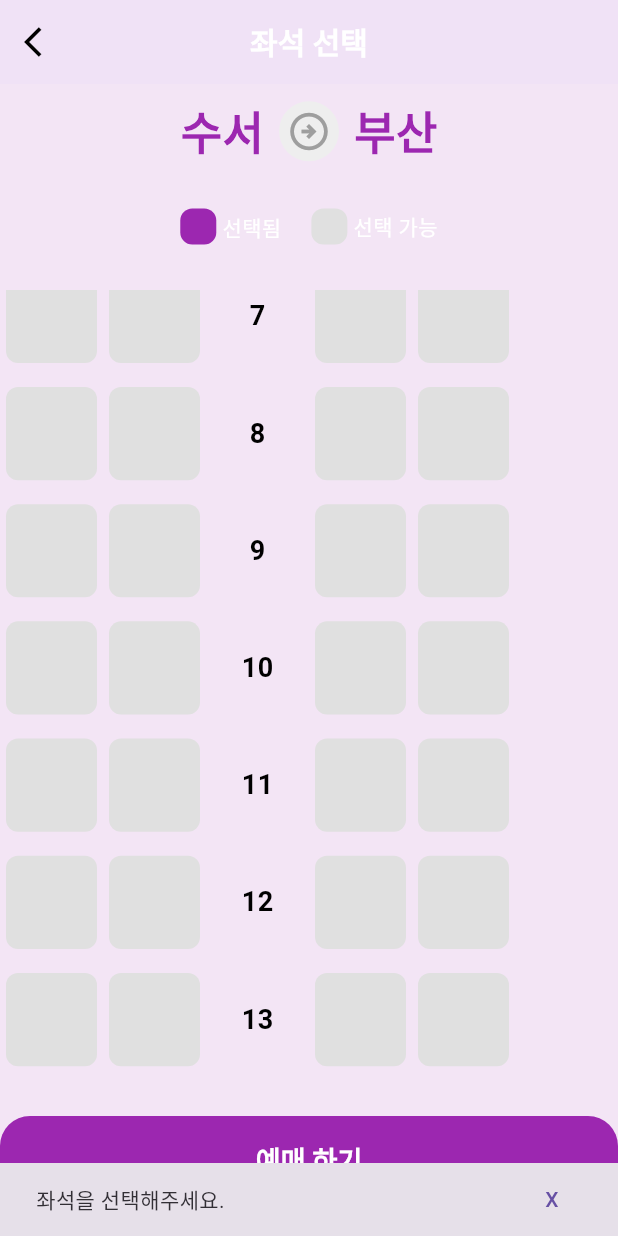
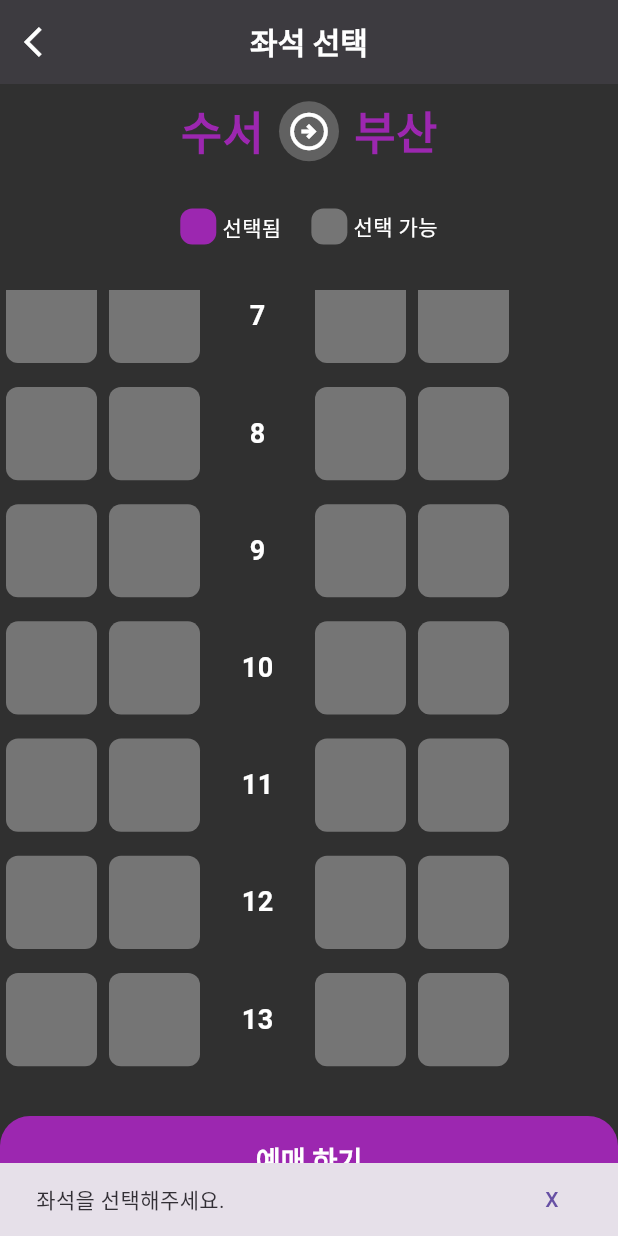
Before and after one commit to HyuntaeParkK/flutter_train_app, a Flutter app: the SeatPage screen opened directly, scrolled down 576 dp, after a tap on "예매 하기", on a phone screen of 412 x 824 dp. Run offline on Flutter 3.47's test engine with Material 3 defaults, Android fonts, the phone set to English and light mode, and no system bars.

Commit message:
좌석선택 페이지에서 다크모드로 수정

```diff
--- a/lib/seat_page.dart
+++ b/lib/seat_page.dart
@@ -26,31 +26,20 @@ class _SeatPageState extends State<SeatPage> {
   // 좌석 위젯을 만드는 헬퍼 함수
   Widget _buildSeat(String seatName) {
     bool isSelected = _selectedSeats.contains(seatName);
-    Color seatColor = isSelected ? Colors.purple : Colors.grey[300]!;
+    // 변경: 좌석 색상 - 선택된 것은 purple, 선택 가능한 것은 darkTheme에 맞게 light grey
+    // Colors.grey[300]! 대신 Theme.of(context).cardColor 같은 것을 사용할 수도 있지만,
+    // 여기서는 명확한 구분을 위해 특정 회색 톤을 유지합니다.
+    Color seatColor = isSelected ? Colors.purple : Colors.grey[600]!; // 다크 모드 배경에서 잘 보일 회색 톤으로 변경
 
     return GestureDetector(
       onTap: () {
         setState(() {
           if (isSelected) {
-            _selectedSeats.remove(seatName);
+            _selectedSeats.remove(seatName); // 선택 해제
           } else {
-            _selectedSeats.add(seatName);
+            _selectedSeats.add(seatName); // 선택
           }
         });
-        // 변경: _buildSeat 내부 스낵바에 X 버튼 추가
-        // if (isUnavailable) { // 만약 예매 불가 로직이 있다면 여기서 스낵바 띄울 수 있음
-        //   ScaffoldMessenger.of(context).showSnackBar(
-        //     SnackBar(
-        //       content: Text('$seatName 좌석은 예매할 수 없습니다.'),
-        //       action: SnackBarAction( // X 버튼 추가
-        //         label: 'X',
-        //         onPressed: () {
-        //           ScaffoldMessenger.of(context).hideCurrentSnackBar();
-        //         },
-        //       ),
-        //     ),
-        //   );
-        // }
       },
       child: Container(
         width: 50,
@@ -70,6 +59,8 @@ class _SeatPageState extends State<SeatPage> {
       width: 50,
       height: 50,
       margin: const EdgeInsets.symmetric(horizontal: 4.0, vertical: 8.0),
+      // 변경: 레이블 박스의 배경색을 투명 또는 테마 색상으로 설정 (필요시)
+      // decoration: BoxDecoration(color: Theme.of(context).cardColor.withOpacity(0.0)),
       child: Center(child: child),
     );
   }
@@ -79,22 +70,26 @@ class _SeatPageState extends State<SeatPage> {
     const double listViewVerticalPadding = 20.0;
 
     return Scaffold(
-      backgroundColor: Colors.purple[50],
+      // 변경: Scaffold의 backgroundColor는 main.dart의 ThemeData에서 관리하므로 여기서 삭제합니다.
+      // backgroundColor: Colors.purple[50], // 이 줄을 삭제하거나 주석 처리합니다.
       appBar: AppBar(
         leading: IconButton(
-          icon: const Icon(Icons.arrow_back_ios, color: Colors.black),
+          // 변경: 뒤로가기 아이콘 색상도 테마에 맞춰 변경
+          icon: Icon(Icons.arrow_back_ios, color: Theme.of(context).appBarTheme.iconTheme?.color),
           onPressed: () {
             Navigator.pop(context);
           },
         ),
-        title: const Text(
+        title: Text(
           '좌석 선택',
+          // 변경: AppBar 타이틀 텍스트 색상도 테마에 맞춰 변경
+          style: Theme.of(context).appBarTheme.titleTextStyle,
         ),
         centerTitle: true,
       ),
       body: Column(
         children: <Widget>[
-          // ... (출발/도착역 정보) ...
+          // 출발/도착역 정보
           Padding(
             padding: const EdgeInsets.symmetric(horizontal: 20.0, vertical: 10.0),
             child: Row(
@@ -105,7 +100,7 @@ class _SeatPageState extends State<SeatPage> {
                   style: const TextStyle(
                     fontSize: 30,
                     fontWeight: FontWeight.bold,
-                    color: Colors.purple,
+                    color: Colors.purple, // 보라색은 유지
                   ),
                 ),
                 const SizedBox(width: 10.0),
@@ -113,11 +108,13 @@ class _SeatPageState extends State<SeatPage> {
                   padding: const EdgeInsets.all(5),
                   decoration: BoxDecoration(
                     shape: BoxShape.circle,
-                    color: Colors.grey[200],
+                    // 변경: 화살표 원형 배경색도 다크 모드에 맞춰 변경 (예: 조금 더 어두운 회색)
+                    color: Colors.grey[700],
                   ),
-                  child: const Icon(
+                  child: Icon(
                     Icons.arrow_circle_right_outlined,
-                    color: Colors.grey,
+                    // 변경: 화살표 아이콘 색상도 다크 모드에 맞춰 변경
+                    color: Colors.white,
                     size: 30,
                   ),
                 ),
@@ -127,7 +124,7 @@ class _SeatPageState extends State<SeatPage> {
                   style: const TextStyle(
                     fontSize: 30,
                     fontWeight: FontWeight.bold,
-                    color: Colors.purple,
+                    color: Colors.purple, // 보라색은 유지
                   ),
                 ),
               ],
@@ -141,7 +138,7 @@ class _SeatPageState extends State<SeatPage> {
             child: Row(
               mainAxisAlignment: MainAxisAlignment.center,
               children: <Widget>[
-                // 선택됨 상태
+                // 선택됨 상태 (보라색)
                 Container(
                   width: 24,
                   height: 24,
@@ -151,19 +148,21 @@ class _SeatPageState extends State<SeatPage> {
                   ),
                 ),
                 const SizedBox(width: 4),
-                const Text('선택됨'),
+                // 변경: 텍스트 색상을 테마의 기본 bodyColor로 설정하여 다크모드에서 잘 보이게
+                Text('선택됨', style: TextStyle(color: Theme.of(context).textTheme.bodyMedium?.color)),
                 const SizedBox(width: 20),
-                // 선택 가능 상태
+                // 선택 가능 상태 (회색)
                 Container(
                   width: 24,
                   height: 24,
                   decoration: BoxDecoration(
-                    color: Colors.grey[300]!,
+                    color: Colors.grey[600]!, // 다크 모드에 맞춰 회색 톤 조정
                     borderRadius: BorderRadius.circular(8),
                   ),
                 ),
                 const SizedBox(width: 4),
-                const Text('선택 가능'),
+                // 변경: 텍스트 색상을 테마의 기본 bodyColor로 설정하여 다크모드에서 잘 보이게
+                Text('선택 가능', style: TextStyle(color: Theme.of(context).textTheme.bodyMedium?.color)),
               ],
             ),
           ),
@@ -185,20 +184,20 @@ class _SeatPageState extends State<SeatPage> {
                         _buildLabelBox(
                           Text(
                             _seatColumns[0],
-                            style: const TextStyle(
+                            style: TextStyle( // 변경: 텍스트 색상을 다크모드에 맞춰 밝게 조정
                               fontSize: 18,
                               fontWeight: FontWeight.bold,
-                              color: Colors.black54,
+                              color: Colors.white70, // 조금 투명한 흰색
                             ),
                           ),
                         ),
                         _buildLabelBox(
                           Text(
                             _seatColumns[1],
-                            style: const TextStyle(
+                            style: TextStyle( // 변경: 텍스트 색상을 다크모드에 맞춰 밝게 조정
                               fontSize: 18,
                               fontWeight: FontWeight.bold,
-                              color: Colors.black54,
+                              color: Colors.white70,
                             ),
                           ),
                         ),
@@ -206,20 +205,20 @@ class _SeatPageState extends State<SeatPage> {
                         _buildLabelBox(
                           Text(
                             _seatColumns[2],
-                            style: const TextStyle(
+                            style: TextStyle( // 변경: 텍스트 색상을 다크모드에 맞춰 밝게 조정
                               fontSize: 18,
                               fontWeight: FontWeight.bold,
-                              color: Colors.black54,
+                              color: Colors.white70,
                             ),
                           ),
                         ),
                         _buildLabelBox(
                           Text(
                             _seatColumns[3],
-                            style: const TextStyle(
+                            style: TextStyle( // 변경: 텍스트 색상을 다크모드에 맞춰 밝게 조정
                               fontSize: 18,
                               fontWeight: FontWeight.bold,
-                              color: Colors.black54,
+                              color: Colors.white70,
                             ),
                           ),
                         ),
@@ -245,10 +244,10 @@ class _SeatPageState extends State<SeatPage> {
                           return _buildLabelBox(
                             Text(
                               '$rowNum',
-                              style: const TextStyle(
+                              style: TextStyle( // 변경: 행 번호 텍스트 색상을 다크모드에 맞춰 밝게 조정
                                 fontSize: 18,
                                 fontWeight: FontWeight.bold,
-                                color: Colors.black,
+                                color: Colors.white,
                               ),
                             ),
                           );
@@ -283,10 +282,10 @@ class _SeatPageState extends State<SeatPage> {
             child: ElevatedButton(
               onPressed: () {
                 if (_selectedSeats.isEmpty) {
-                  ScaffoldMessenger.of(context).showSnackBar( // 변경: 스낵바에 X 버튼 추가
+                  ScaffoldMessenger.of(context).showSnackBar(
                     SnackBar(
                       content: const Text('좌석을 선택해주세요.'),
-                      action: SnackBarAction( // X 버튼 추가
+                      action: SnackBarAction(
                         label: 'X',
                         onPressed: () {
                           ScaffoldMessenger.of(context).hideCurrentSnackBar();
@@ -298,10 +297,10 @@ class _SeatPageState extends State<SeatPage> {
                 }
 
                 if (_selectedSeats.length != widget.numberOfPassengers) {
-                  ScaffoldMessenger.of(context).showSnackBar( // 변경: 스낵바에 X 버튼 추가
+                  ScaffoldMessenger.of(context).showSnackBar(
                     SnackBar(
                       content: Text('${widget.numberOfPassengers}명의 좌석을 선택해주세요. (현재 ${_selectedSeats.length}개 선택)'),
-                      action: SnackBarAction( // X 버튼 추가
+                      action: SnackBarAction(
                         label: 'X',
                         onPressed: () {
                           ScaffoldMessenger.of(context).hideCurrentSnackBar();
```
